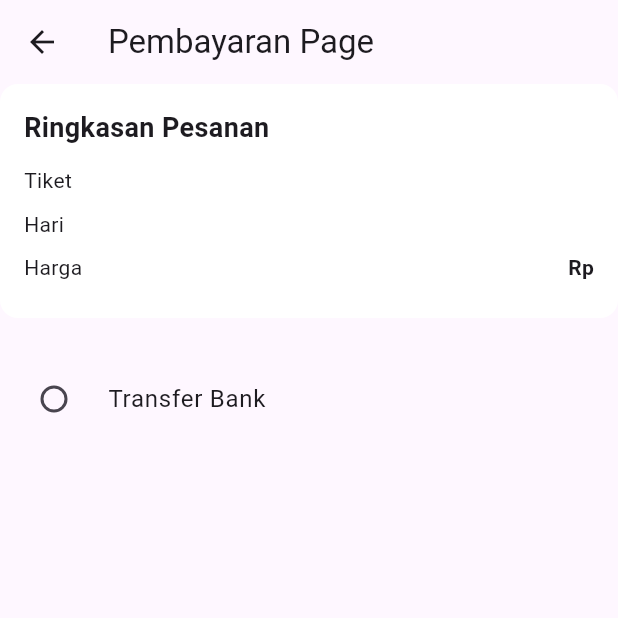
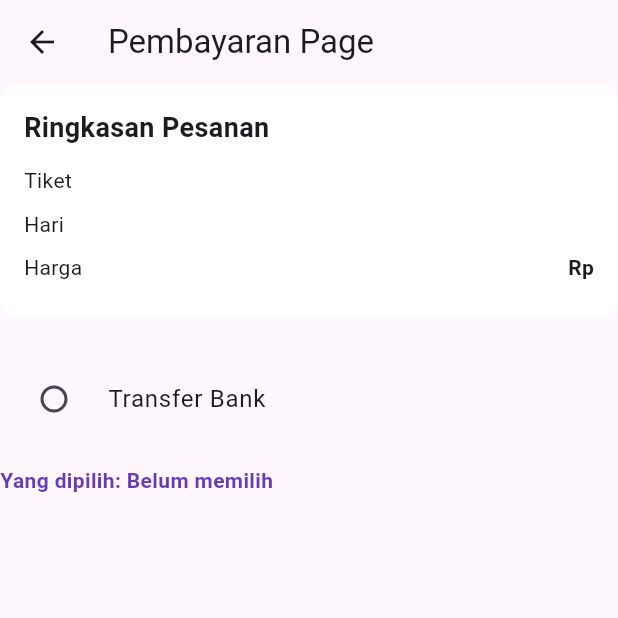
Before and after one commit to Frientia/project_mobile_UAS, a Flutter app: the PaymentPage screen opened directly with empty values, on a phone screen of 412 x 824 dp, the top half of it. Run offline on Flutter 3.47's test engine with Material 3 defaults, Android fonts, the phone set to English and light mode, and no system bars; our stand-ins replace firebase_auth, firebase_core, flutter_dotenv, lottie, shared_preferences, supabase_flutter; accounts and stored records are empty.

Commit message:
bikin text buat pilihan

```diff
--- a/lib/pages/payment_page.dart
+++ b/lib/pages/payment_page.dart
@@ -79,6 +79,15 @@ class _PaymentPageState extends State<PaymentPage> {
               },
               title: const Text('Transfer Bank'),
             ),
+
+            SizedBox(height: 16),
+            Text(
+              'Yang dipilih: ${selectedPayment ?? "Belum memilih"}',
+              style: const TextStyle(
+                fontWeight: FontWeight.bold,
+                color: Colors.deepPurple,
+              ),
+            ),
           ],
         ),
       ),
```
